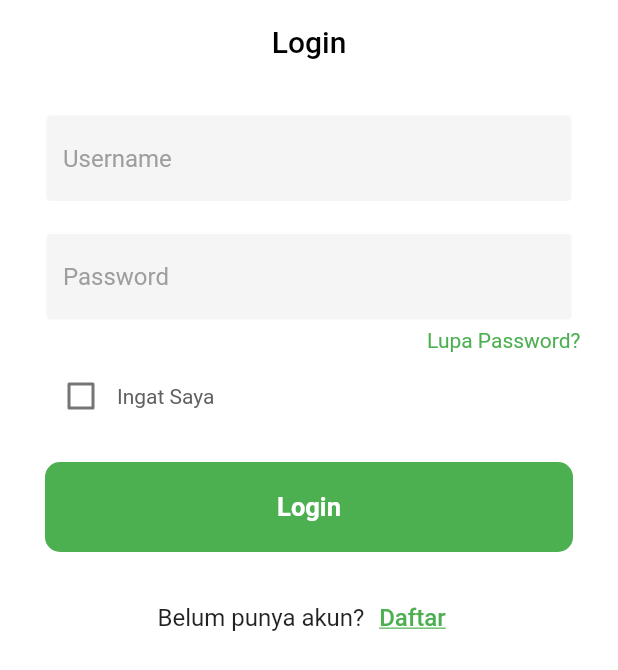
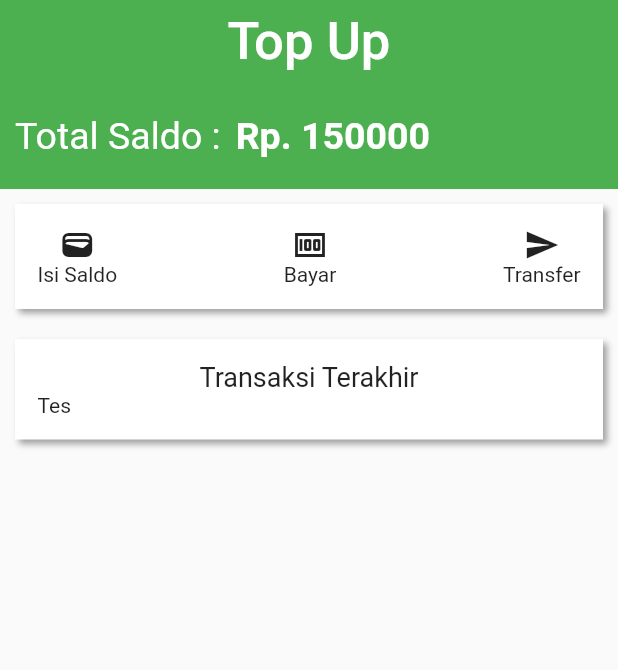
Before and after one commit to michaellay19/BEBAS_UAS, a Flutter app: the screen it shows after launch, on a phone screen of 412 x 824 dp. Shown: the top 670 px of the screen. Run offline on Flutter 3.47's test engine with Material 2 defaults, Android fonts, the phone set to English and light mode, and no system bars.

Commit message:
menambahkan Top Up page

```diff
--- a/lib/main.dart
+++ b/lib/main.dart
@@ -1,5 +1,6 @@
 import 'package:bebas_uas/provider/provider.dart';
 import 'package:bebas_uas/login.dart';
+import 'package:bebas_uas/topup.dart';
 import 'package:flutter/material.dart';
 import "package:provider/provider.dart";
 
@@ -17,7 +18,7 @@ class MyApp extends StatelessWidget {
   Widget build(BuildContext context) {
     return MaterialApp(
       debugShowCheckedModeBanner: false,
-      home: LoginPage(),
+      home: TopUpPage(),
     );
   }
 }
--- a/lib/provider/provider.dart
+++ b/lib/provider/provider.dart
@@ -17,4 +17,27 @@ class TProvider extends ChangeNotifier {
         .insert(0, {"username": "${username}", "comment": "${comment}"});
     notifyListeners();
   }
+
+  List listUserTopUp = [
+    {
+      "username": "Louis Lie",
+      "pin": "123456",
+      "saldo": 150000,
+    },
+    {
+      "username": "Hansen Tanio",
+      "pin": "234567",
+      "saldo": 50000,
+    },
+    {
+      "username": "Pieter Vardi",
+      "pin": "345678",
+      "saldo": 80000,
+    },
+    {
+      "username": "Victor",
+      "pin": "456789",
+      "saldo": 20000,
+    },
+  ];
 }
--- /dev/null
+++ b/lib/topup.dart
@@ -0,0 +1,380 @@
+import 'package:flutter/material.dart';
+import 'package:provider/provider.dart';
+import 'package:bebas_uas/provider/provider.dart';
+
+class TopUpPage extends StatefulWidget {
+  const TopUpPage({Key? key}) : super(key: key);
+
+  @override
+  State<TopUpPage> createState() => _TopUpPageState();
+}
+
+class _TopUpPageState extends State<TopUpPage> {
+  @override
+  Widget build(BuildContext context) {
+    final prov = Provider.of<TProvider>(context);
+    final user = prov.listUserTopUp[0];
+    return Scaffold(
+      appBar: AppBar(
+        backgroundColor: Colors.green,
+        elevation: 0,
+        centerTitle: true,
+        title: Text(
+          "Top Up",
+          style: TextStyle(
+            color: Colors.white,
+            fontSize: 35,
+          ),
+        ),
+        iconTheme: IconThemeData(
+          color: Colors.black,
+        ),
+      ),
+      body: Column(
+        children: [
+          Container(
+            height: 70,
+            decoration: BoxDecoration(color: Colors.green),
+            child: Row(
+              children: [
+                Padding(
+                  padding: EdgeInsets.symmetric(horizontal: 10),
+                  child: Text(
+                    'Total Saldo :',
+                    style: TextStyle(fontSize: 25, color: Colors.white),
+                  ),
+                ),
+                Text(
+                  'Rp. ${user['saldo'].toString()}',
+                  style: TextStyle(
+                    fontSize: 25,
+                    color: Colors.white,
+                    fontWeight: FontWeight.bold,
+                  ),
+                ),
+              ],
+            ),
+          ),
+          Padding(
+            padding: EdgeInsets.all(10),
+            child: Container(
+              decoration: BoxDecoration(
+                color: Colors.white,
+                boxShadow: [
+                  BoxShadow(
+                    color: Colors.grey,
+                    blurRadius: 3.0, // soften the shadow
+                    spreadRadius: 0.5, //extend the shadow
+                    offset: Offset(
+                      3.0, // Move to right 5  horizontally
+                      3.0, // Move to bottom 5 Vertically
+                    ),
+                  )
+                ],
+              ),
+              child: Padding(
+                padding: EdgeInsets.all(15),
+                child: Row(
+                  mainAxisAlignment: MainAxisAlignment.spaceBetween,
+                  children: [
+                    GestureDetector(
+                      onTap: () {
+                        showDialog(
+                          context: context,
+                          builder: (context) =>
+                              masukkanNominal(context, 'Isi Saldo'),
+                        );
+                      },
+                      child: Column(
+                        children: [
+                          Icon(Icons.wallet),
+                          Text('Isi Saldo'),
+                        ],
+                      ),
+                    ),
+                    GestureDetector(
+                      onTap: () {
+                        showDialog(
+                          context: context,
+                          builder: (context) =>
+                              masukkanNominal(context, 'Pembayaran'),
+                        );
+                      },
+                      child: Column(
+                        children: [
+                          Icon(Icons.money),
+                          Text('Bayar'),
+                        ],
+                      ),
+                    ),
+                    GestureDetector(
+                      onTap: () {
+                        showDialog(
+                          context: context,
+                          builder: (context) =>
+                              masukkanNominal(context, 'Transfer'),
+                        );
+                      },
+                      child: Column(
+                        children: [
+                          Icon(Icons.send),
+                          Text('Transfer'),
+                        ],
+                      ),
+                    ),
+                  ],
+                ),
+              ),
+            ),
+          ),
+          Padding(
+            padding: EdgeInsets.all(10),
+            child: Container(
+              decoration: BoxDecoration(
+                color: Colors.white,
+                boxShadow: [
+                  BoxShadow(
+                    color: Colors.grey,
+                    blurRadius: 3.0, // soften the shadow
+                    spreadRadius: 0.5, //extend the shadow
+                    offset: Offset(
+                      3.0, // Move to right 5  horizontally
+                      3.0, // Move to bottom 5 Vertically
+                    ),
+                  )
+                ],
+              ),
+              child: Padding(
+                padding: EdgeInsets.all(15),
+                child: Column(
+                    mainAxisAlignment: MainAxisAlignment.start,
+                    children: [
+                      const Text(
+                        'Transaksi Terakhir',
+                        style: TextStyle(fontSize: 18),
+                      ),
+                      Row(
+                        mainAxisAlignment: MainAxisAlignment.spaceBetween,
+                        children: [Text('Tes')],
+                      ),
+                    ]),
+              ),
+            ),
+          )
+        ],
+      ),
+    );
+  }
+}
+
+masukkanNominal(BuildContext context, String text) {
+  final prov = Provider.of<TProvider>(context);
+  final user = prov.listUserTopUp[0];
+  final nominalController = TextEditingController();
+  return SimpleDialog(
+    title: Text(text),
+    children: [
+      Padding(
+        padding: const EdgeInsets.symmetric(horizontal: 30, vertical: 10),
+        child: TextField(
+          controller: nominalController,
+          obscureText: false,
+          decoration: InputDecoration(
+              enabledBorder: OutlineInputBorder(
+                  borderSide: BorderSide(color: Colors.white)),
+              focusedBorder: OutlineInputBorder(
+                borderSide: BorderSide(color: Colors.grey.shade400),
+              ),
+              fillColor: Colors.grey[250],
+              filled: true,
+              hintText: 'Masukkan Nominal',
+              hintStyle: TextStyle(color: Colors.grey[500])),
+        ),
+      ),
+      Row(
+        mainAxisAlignment: MainAxisAlignment.end,
+        children: [
+          TextButton(
+            onPressed: () {
+              Navigator.pop(context);
+            },
+            child: const Text('Batal'),
+          ),
+          TextButton(
+            onPressed: () {
+              if (text == 'Isi Saldo') {
+                if (int.parse(nominalController.text) + user['saldo'] <=
+                    100000000) {
+                  Navigator.pop(context);
+                  showDialog(
+                    context: context,
+                    builder: (context) => masukkanPin(
+                        context, int.parse(nominalController.text), text),
+                  );
+                } else {
+                  showDialog(
+                    context: context,
+                    builder: (context) =>
+                        errorDialog(context, 'Nominal melebihi batas!'),
+                  );
+                }
+              } else if (text == 'Pembayaran') {
+                if (user['saldo'] >= int.parse(nominalController.text)) {
+                  Navigator.pop(context);
+                  showDialog(
+                    context: context,
+                    builder: (context) => masukkanPin(
+                        context, int.parse(nominalController.text), text),
+                  );
+                } else {
+                  showDialog(
+                    context: context,
+                    builder: (context) =>
+                        errorDialog(context, 'Saldo Tidak Cukup'),
+                  );
+                }
+              } else {
+                if (user['saldo'] >= int.parse(nominalController.text)) {
+                  Navigator.pop(context);
+                  showDialog(
+                    context: context,
+                    builder: (context) => masukkanPin(
+                        context, int.parse(nominalController.text), text),
+                  );
+                } else {
+                  showDialog(
+                    context: context,
+                    builder: (context) =>
+                        errorDialog(context, 'Saldo Tidak Cukup'),
+                  );
+                }
+              }
+            },
+            child: const Text('OK'),
+          )
+        ],
+      )
+    ],
+  );
+}
+
+masukkanPin(BuildContext context, int nominal, String tipe) {
+  final prov = Provider.of<TProvider>(context);
+  final user = prov.listUserTopUp[0];
+  final pinController = TextEditingController();
+  return SimpleDialog(
+    title: const Text('Masukkan PIN'),
+    children: [
+      Padding(
+        padding: const EdgeInsets.symmetric(horizontal: 30, vertical: 10),
+        child: TextField(
+          controller: pinController,
+          obscureText: true,
+          decoration: InputDecoration(
+              enabledBorder: OutlineInputBorder(
+                  borderSide: BorderSide(color: Colors.white)),
+              focusedBorder: OutlineInputBorder(
+                borderSide: BorderSide(color: Colors.grey.shade400),
+              ),
+              fillColor: Colors.grey[250],
+              filled: true,
+              hintText: 'Masukkan Nominal',
+              hintStyle: TextStyle(color: Colors.grey[500])),
+        ),
+      ),
+      Row(
+        mainAxisAlignment: MainAxisAlignment.end,
+        children: [
+          TextButton(
+            onPressed: () {
+              Navigator.pop(context);
+            },
+            child: const Text('Batal'),
+          ),
+          TextButton(
+            onPressed: () {
+              if (tipe == 'Isi Saldo') {
+                if (pinController.text == user['pin']) {
+                  user['saldo'] = user['saldo'] + nominal;
+                  showDialog(
+                    context: context,
+                    builder: (context) =>
+                        successDialog(context, 'Berhasil melakukan Top Up!'),
+                  );
+                } else {
+                  showDialog(
+                    context: context,
+                    builder: (context) =>
+                        errorDialog(context, 'Pin yang dimasukkan salah!'),
+                  );
+                }
+              } else if (tipe == 'Pembayaran') {
+                if (pinController.text == user['pin']) {
+                  user['saldo'] = user['saldo'] - nominal;
+                  showDialog(
+                    context: context,
+                    builder: (context) =>
+                        successDialog(context, 'Berhasil melakukan pembayaran'),
+                  );
+                } else {
+                  showDialog(
+                    context: context,
+                    builder: (context) =>
+                        errorDialog(context, 'Pin yang dimasukkan salah!'),
+                  );
+                }
+              } else {
+                if (pinController.text == user['pin']) {
+                  user['saldo'] = user['saldo'] - nominal;
+                  showDialog(
+                    context: context,
+                    builder: (context) =>
+                        successDialog(context, 'Berhasil melakukan transfer'),
+                  );
+                } else {
+                  showDialog(
+                    context: context,
+                    builder: (context) =>
+                        errorDialog(context, 'Pin yang dimasukkan salah!'),
+                  );
+                }
+              }
+            },
+            child: const Text('OK'),
+          )
+        ],
+      )
+    ],
+  );
+}
+
+errorDialog(BuildContext context, String text) {
+  return AlertDialog(
+    title: const Text('Error!'),
+    content: Text(text),
+    actions: [
+      TextButton(
+        onPressed: () {
+          Navigator.pop(context);
+        },
+        child: Text('OK'),
+      )
+    ],
+  );
+}
+
+successDialog(BuildContext context, String text) {
+  return AlertDialog(
+    title: const Text('Success!'),
+    content: Text(text),
+    actions: [
+      TextButton(
+        onPressed: () {
+          Navigator.pop(context);
+          Navigator.pop(context);
+        },
+        child: const Text('OK'),
+      )
+    ],
+  );
+}
```
